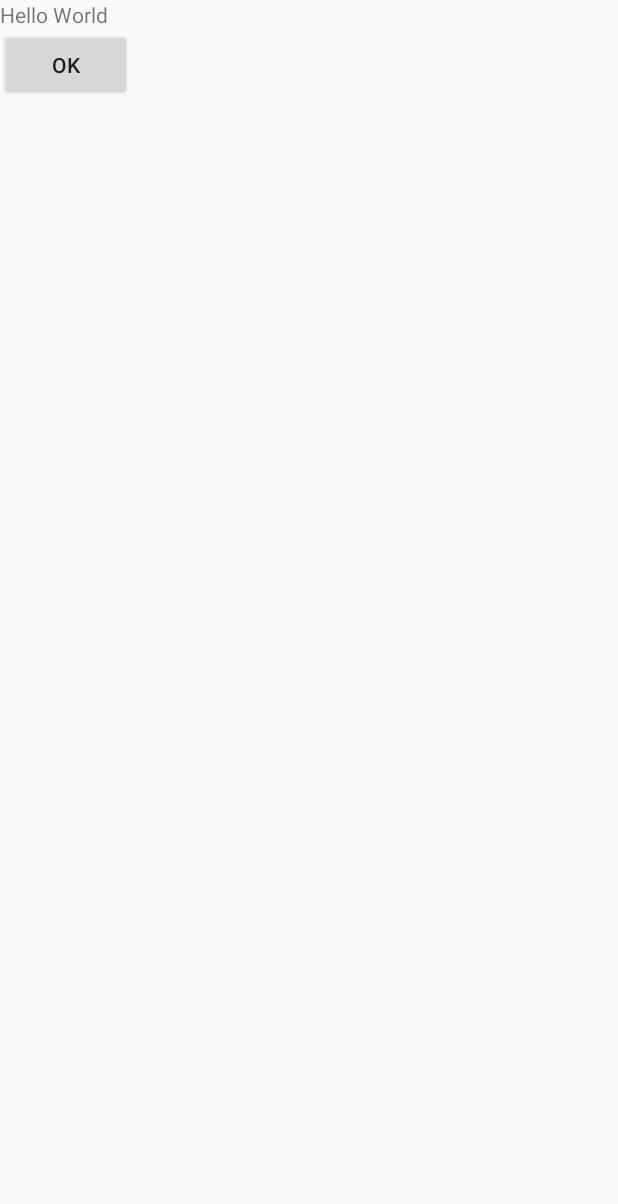
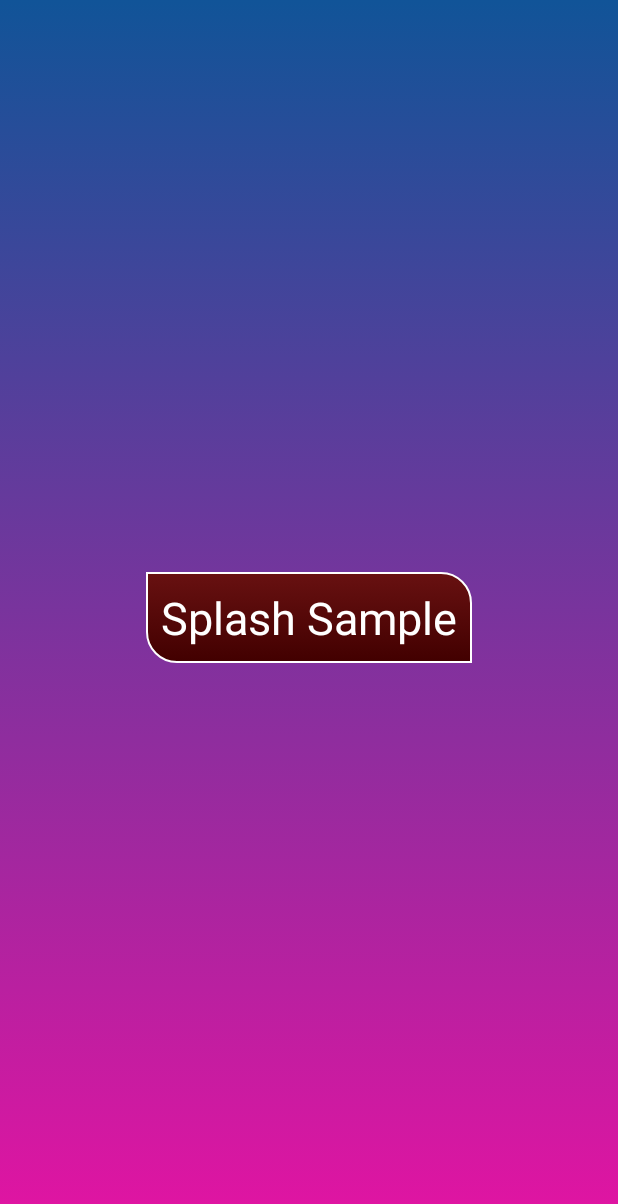
Before and after one commit to aqib1/EvsBatch49, an Android app: the screen it shows after launch (MainActivity before the commit, SplashActivity after it), on a phone screen of 412 x 824 dp. Shown: the top 1204 px of the screen. Run offline under Robolectric (Android 15) with nearby library versions, the light colour scheme and no system bars.

Commit message:
Evs android 49 (android lecture 26th) torch application, splash, media player, permissions, runtime permissions, services

```diff
--- a/EvsAndroid49/app/build.gradle
+++ b/EvsAndroid49/app/build.gradle
@@ -5,7 +5,7 @@ android {
     buildToolsVersion "26.0.1"
     defaultConfig {
         applicationId "com.evs.evsandroid.evsandroid49"
-        minSdkVersion 19
+        minSdkVersion 23
         targetSdkVersion 26
         versionCode 1
         versionName "1.0"
--- /dev/null
+++ b/EvsAndroid49/app/src/main/java/com/evs/evsandroid/evsandroid49/SplashActivity.java
@@ -0,0 +1,36 @@
+package com.evs.evsandroid.evsandroid49;
+
+import android.app.Activity;
+import android.content.Intent;
+import android.os.Bundle;
+import android.support.annotation.Nullable;
+
+/**
+ * Created by AQIB JAVED on 9/26/2020.
+ */
+
+public class SplashActivity extends Activity {
+    @Override
+    protected void onCreate(@Nullable Bundle savedInstanceState) {
+        super.onCreate(savedInstanceState);
+        setContentView(R.layout.activity_splash);
+        settingUpSplash();
+    }
+
+    private void settingUpSplash() {
+        Thread thread = new Thread(new Runnable() {
+            @Override
+            public void run() {
+                try {
+                    Thread.sleep(5000);
+                }catch (InterruptedException e){
+                    e.printStackTrace();
+                }
+//                Intent intent = new Intent(SplashActivity.this, MainActivity.class);
+                Intent intent = new Intent("com.evs.evsandroid.evsandroid49.MAINACTIVITY");
+                startActivity(intent);
+            }
+        }); thread.start();
+
+    }
+}
--- /dev/null
+++ b/EvsAndroid49/app/src/main/res/drawable/drawable_splash_title_design.xml
@@ -0,0 +1,22 @@
+<?xml version="1.0" encoding="utf-8"?>
+<selector xmlns:android="http://schemas.android.com/apk/res/android">
+
+    <item>
+        <shape android:shape="rectangle">
+            <stroke android:color="@color/colorWhite" android:width="1dp"></stroke>
+            <corners
+                android:bottomLeftRadius="20dp"
+                android:topRightRadius="20dp"
+                android:bottomRightRadius="0dp"
+                android:topLeftRadius="0dp"
+                ></corners>
+            <gradient
+                android:type="linear"
+                android:startColor="#420000"
+                android:endColor="#681111"
+                android:angle="90"
+                ></gradient>
+        </shape>
+
+    </item>
+</selector>
--- /dev/null
+++ b/EvsAndroid49/app/src/main/res/drawable/drawable_splashscreen.xml
@@ -0,0 +1,14 @@
+<?xml version="1.0" encoding="utf-8"?>
+<selector xmlns:android="http://schemas.android.com/apk/res/android">
+<item>
+    <shape>
+        <gradient
+            android:type="linear"
+            android:angle="90"
+            android:startColor="#e413a2"
+            android:endColor="#ee004891"
+            ></gradient>
+    </shape>
+
+</item>
+</selector>
--- /dev/null
+++ b/EvsAndroid49/app/src/main/res/layout/activity_splash.xml
@@ -0,0 +1,33 @@
+<?xml version="1.0" encoding="utf-8"?>
+<LinearLayout xmlns:android="http://schemas.android.com/apk/res/android"
+    android:orientation="horizontal" android:layout_width="match_parent"
+    android:layout_height="match_parent"
+    android:background="@drawable/drawable_splashscreen"
+    >
+<!--<ImageView
+    android:layout_width="match_parent"
+    android:layout_height="match_parent"
+    android:background="@drawable/splash"
+
+    />-->
+
+    <LinearLayout
+        android:layout_width="match_parent"
+        android:layout_height="wrap_content"
+        android:layout_gravity="center"
+        android:orientation="vertical"
+        >
+        <TextView
+            android:layout_width="wrap_content"
+            android:layout_height="wrap_content"
+            android:text="@string/textview_splash_label"
+            android:textSize="@dimen/textSize_textView_splash_label"
+            android:textColor="@color/colorWhite"
+            android:layout_gravity="center"
+            android:background="@drawable/drawable_splash_title_design"
+            android:padding="10dp"
+            />
+    </LinearLayout>
+
+
+</LinearLayout>
--- a/EvsAndroid49/app/src/main/res/values/colors.xml
+++ b/EvsAndroid49/app/src/main/res/values/colors.xml
@@ -3,4 +3,6 @@
     <color name="colorPrimary">#3F51B5</color>
     <color name="colorPrimaryDark">#303F9F</color>
     <color name="colorAccent">#FF4081</color>
+    <color name="colorWhite">#fff</color>
+    <color name="colorBlack">#000</color>
 </resources>
--- /dev/null
+++ b/EvsAndroid49/app/src/main/res/values/dimentions.xml
@@ -0,0 +1,5 @@
+<?xml version="1.0" encoding="utf-8"?>
+<resources>
+
+    <dimen name="textSize_textView_splash_label">30sp</dimen>
+</resources>
--- a/EvsAndroid49/app/src/main/res/values/strings.xml
+++ b/EvsAndroid49/app/src/main/res/values/strings.xml
@@ -2,4 +2,7 @@
     <string name="app_name">EvsAndroid49</string>
     <string name="textview_name_helloworld">Hello World</string>
     <string name="button_ok">OK</string>
+    <string name="textview_splash_label">Splash Sample</string>
+    <string name="tb_offText">OFF</string>
+    <string name="tb_onText">ON</string>
 </resources>
```
Also changed, not shown: EvsAndroid49/app/src/main/AndroidManifest.xml (+24 -1 lines), EvsAndroid49/app/src/main/java/com/evs/evsandroid/evsandroid49/MainActivity.java (+12 -1 lines), EvsAndroid49/app/src/main/java/com/evs/evsandroid/evsandroid49/MusicPlayerActivity.java (added, +44 -0 lines), EvsAndroid49/app/src/main/java/com/evs/evsandroid/evsandroid49/TorchActivity.java (added, +105 -0 lines), EvsAndroid49/app/src/main/java/com/evs/evsandroid/evsandroid49/services/MusicService.java (added, +46 -0 lines), EvsAndroid49/app/src/main/res/layout/activity_main.xml (+8 -0 lines), EvsAndroid49/app/src/main/res/layout/activity_musicplayer.xml (added, +13 -0 lines), EvsAndroid49/app/src/main/res/layout/activity_torch.xml (added, +13 -0 lines), EvsAndroid49/app/src/main/res/drawable/splash.png (added), 1 other file.
